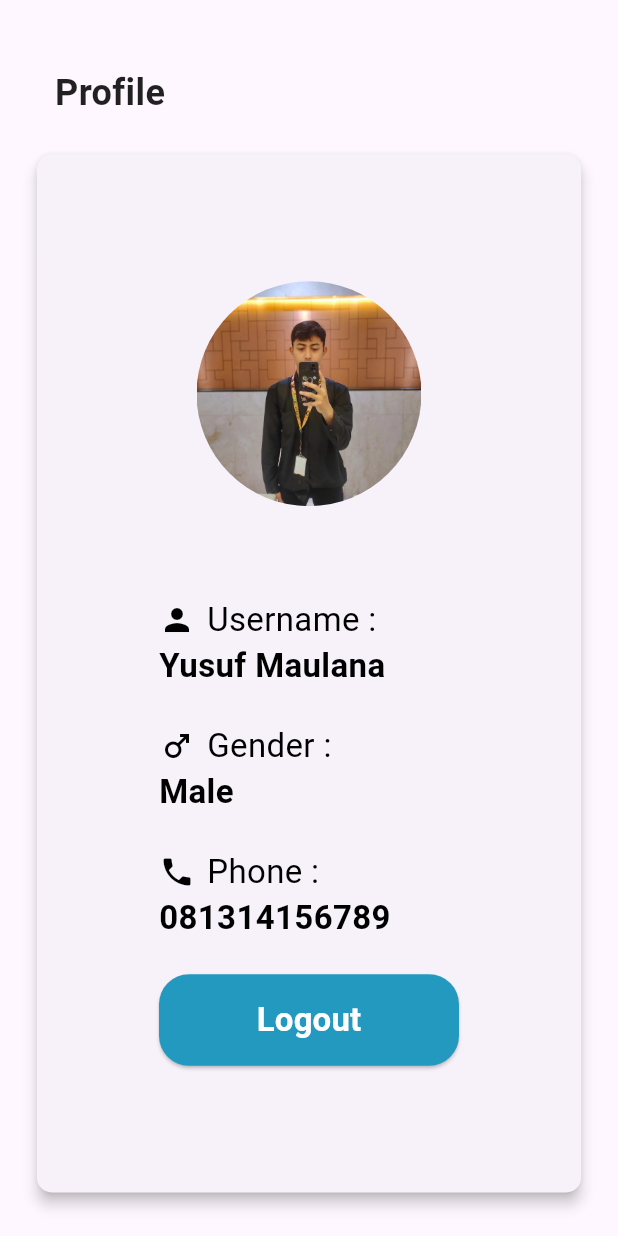
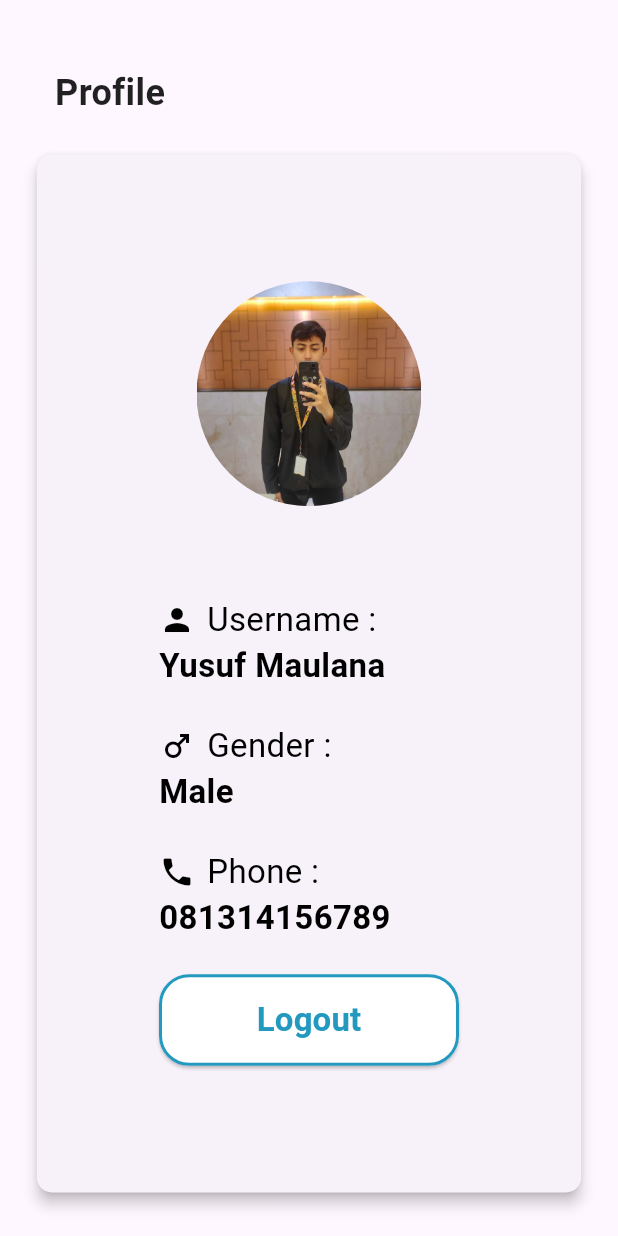
Before and after one commit to maoelanaKun23/Management-Keuangan, a Flutter app: the Homeviews screen opened directly, on a phone screen of 412 x 824 dp. Run offline on Flutter 3.47's test engine with Material 3 defaults, Android fonts, the phone set to English and light mode, and no system bars; our stand-ins replace fl_chart, flutter_svg.

```diff
--- a/lib/views/artikel.dart
+++ b/lib/views/artikel.dart
@@ -9,7 +9,6 @@ class ArtikelPage extends StatefulWidget {
 }
 
 class _ArtikelPageState extends State<ArtikelPage> {
-  // Menggunakan data dari dummyArtikel
   List<Artikel> artikelList = dummyArtikel.map((item) {
     return Artikel(
       id: item['id'],
--- a/lib/views/profile.dart
+++ b/lib/views/profile.dart
@@ -134,28 +134,39 @@ class Homeviews extends StatelessWidget {
                                 child: ElevatedButton(
                                   style: ElevatedButton.styleFrom(
                                     foregroundColor: Colors.white,
-                                    backgroundColor: const Color(0xFF2499C0),
+                                    backgroundColor: Colors.white,
                                     shape: RoundedRectangleBorder(
                                       borderRadius: BorderRadius.circular(20),
+                                      side: BorderSide(
+                                        color: Color(
+                                            0xFF2499C0), // Warna biru untuk border
+                                        width: 2, // Ketebalan border
+                                      ),
                                     ),
                                     padding: const EdgeInsets.symmetric(
-                                        vertical: 15, horizontal: 30),
+                                      vertical: 15,
+                                      horizontal: 30,
+                                    ),
                                   ),
                                   onPressed: () {
                                     showDialog<String>(
                                       context: context,
-                                      builder: (BuildContext context) => AlertDialog(
+                                      builder: (BuildContext context) =>
+                                          AlertDialog(
                                         title: const Text('Confirm Logout'),
-                                        content: const Text('Are you sure you want to logout?'),
+                                        content: const Text(
+                                            'Are you sure you want to logout?'),
                                         actions: <Widget>[
                                           TextButton(
-                                            onPressed: () => Navigator.pop(context),
+                                            onPressed: () =>
+                                                Navigator.pop(context),
                                             child: const Text('Cancel'),
                                           ),
                                           TextButton(
                                             onPressed: () {
                                               Navigator.pop(context);
-                                              Navigator.pushNamed(context, AppRoutes.login);
+                                              Navigator.pushNamed(
+                                                  context, AppRoutes.login);
                                             },
                                             child: const Text('Logout'),
                                           ),
@@ -168,7 +179,8 @@ class Homeviews extends StatelessWidget {
                                     style: TextStyle(
                                       fontSize: 22,
                                       fontWeight: FontWeight.bold,
-                                      color: Color.fromARGB(255, 255, 255, 255),
+                                      color: Color(
+                                          0xFF2499C0),
                                     ),
                                   ),
                                 ),
```
Also changed, not shown: lib/views/home_page.dart (+21 -5 lines), lib/views/statistic.dart (+12 -4 lines).
